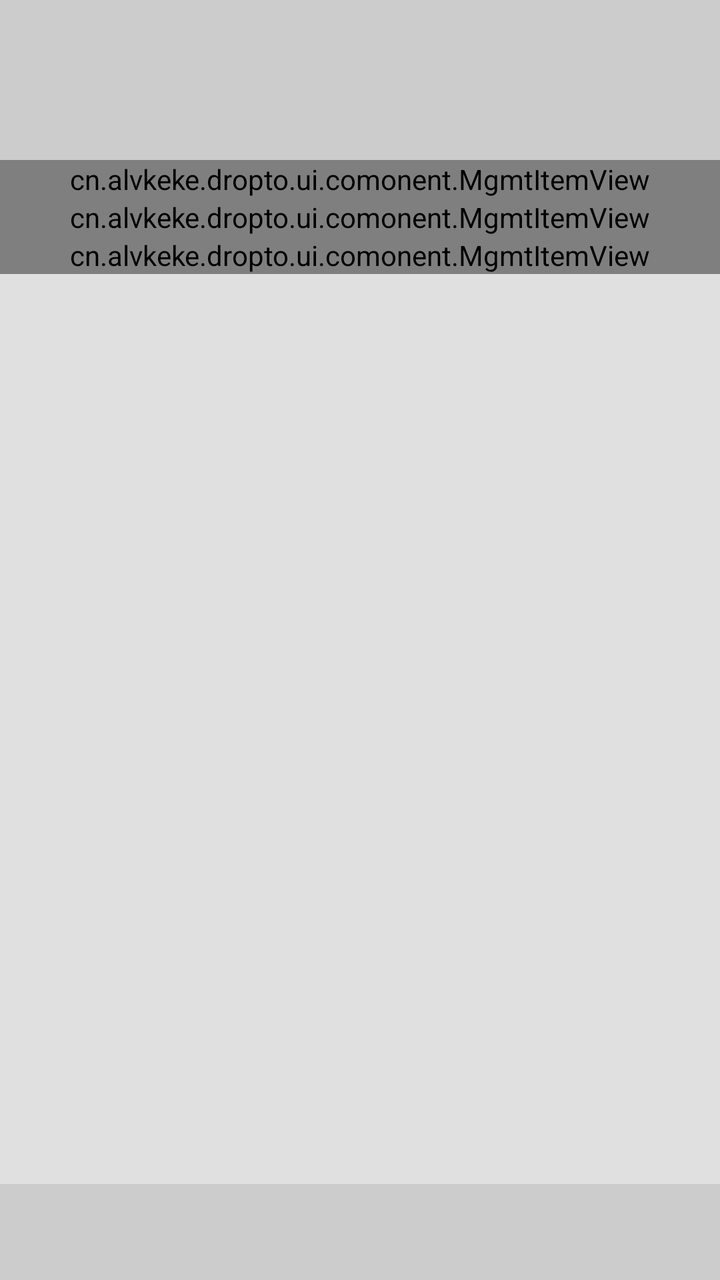
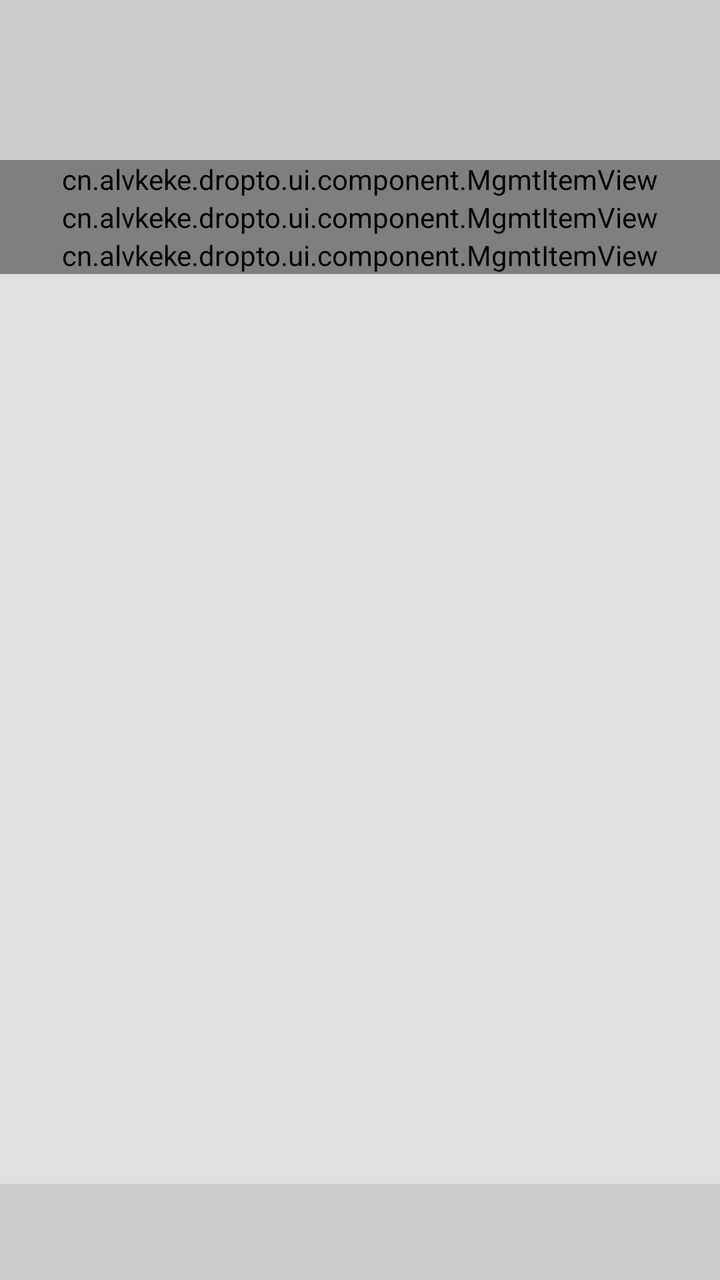

Compare the two renders of this Android layout. The source of the first and the diff that turns it into the second are given below.
<!-- AndroidManifest.xml: application theme Theme.DropTo -->
<!-- res/layout/fragment_mgmt_page.xml -->
<?xml version="1.0" encoding="utf-8"?>
<androidx.constraintlayout.widget.ConstraintLayout xmlns:android="http://schemas.android.com/apk/res/android"
    android:layout_width="match_parent"
    android:layout_height="match_parent"
    android:id="@+id/mgmt_page_container"
    android:background="@color/color_background"
    android:clickable="true"
    android:focusable="true"
    xmlns:app="http://schemas.android.com/apk/res-auto">


    <View
        android:id="@+id/mgmt_page_status_bar"
        app:layout_constraintStart_toStartOf="parent"
        app:layout_constraintTop_toTopOf="parent"
        android:background="?android:statusBarColor"
        android:layout_width="match_parent"
        android:layout_height="24dp"/>

    <com.google.android.material.appbar.MaterialToolbar
        android:id="@+id/mgmt_page_toolbar"
        app:layout_constraintStart_toStartOf="parent"
        app:layout_constraintTop_toBottomOf="@id/mgmt_page_status_bar"
        android:background="?android:statusBarColor"
        android:layout_width="match_parent"
        android:layout_height="wrap_content" />

    <LinearLayout
        android:id="@+id/mgmt_page_item_list"
        app:layout_constraintStart_toStartOf="parent"
        app:layout_constraintTop_toBottomOf="@id/mgmt_page_toolbar"
        app:layout_constraintBottom_toTopOf="@id/mgmt_page_navigation_bar"
        android:orientation="vertical"
        android:layout_width="match_parent"
        android:layout_height="0dp">

        <cn.alvkeke.dropto.ui.comonent.MgmtItemView
            android:id="@+id/mgmt_page_item_storage"
            android:layout_width="match_parent"
            android:layout_height="wrap_content" />

        <cn.alvkeke.dropto.ui.comonent.MgmtItemView
            android:id="@+id/mgmt_page_item_notes"
            android:layout_width="match_parent"
            android:layout_height="wrap_content" />

        <cn.alvkeke.dropto.ui.comonent.MgmtItemView
            android:id="@+id/mgmt_page_item_reactions"
            android:layout_width="match_parent"
            android:layout_height="wrap_content" />

    </LinearLayout>

    <View
        android:id="@+id/mgmt_page_navigation_bar"
        app:layout_constraintStart_toStartOf="parent"
        app:layout_constraintBottom_toBottomOf="parent"
        android:background="?android:navigationBarColor"
        android:layout_width="match_parent"
        android:layout_height="48dp"/>


</androidx.constraintlayout.widget.ConstraintLayout>
<!-- resources referenced by this layout -->
<resources>
  <color name="color_background">#E0E0E0</color>
  <style name="Theme.DropTo" parent="Theme.MaterialComponents.Light">
          
          <item name="colorPrimary">@color/color_action_bar</item>
          <item name="colorPrimaryVariant">@color/color_navigation_bar</item>
          <item name="colorOnPrimary">@color/colorMainTitle</item>
          
          <item name="colorSecondary">@color/teal_200</item>
          <item name="colorSecondaryVariant">@color/teal_700</item>
          <item name="colorOnSecondary">@color/colorMainTitle</item>
          
          <item name="android:statusBarColor">?attr/colorPrimary</item>
          <item name="android:navigationBarColor">?attr/colorPrimaryVariant</item>
          
          <item name="backgroundColor">@color/color_background</item>
      </style>
  <color name="color_action_bar">#CCCCCC</color>
  <color name="color_navigation_bar">#CCCCCC</color>
  <color name="colorMainTitle">#000000</color>
  <color name="teal_200">#B2DFDB</color>
  <color name="teal_700">#009688</color>
</resources>

<!-- the commit's change to res/layout/fragment_mgmt_page.xml (unified diff, before → after) -->
@@ -34,17 +34,17 @@
         android:layout_width="match_parent"
         android:layout_height="0dp">
 
-        <cn.alvkeke.dropto.ui.comonent.MgmtItemView
+        <cn.alvkeke.dropto.ui.component.MgmtItemView
             android:id="@+id/mgmt_page_item_storage"
             android:layout_width="match_parent"
             android:layout_height="wrap_content" />
 
-        <cn.alvkeke.dropto.ui.comonent.MgmtItemView
+        <cn.alvkeke.dropto.ui.component.MgmtItemView
             android:id="@+id/mgmt_page_item_notes"
             android:layout_width="match_parent"
             android:layout_height="wrap_content" />
 
-        <cn.alvkeke.dropto.ui.comonent.MgmtItemView
+        <cn.alvkeke.dropto.ui.component.MgmtItemView
             android:id="@+id/mgmt_page_item_reactions"
             android:layout_width="match_parent"
             android:layout_height="wrap_content" />
